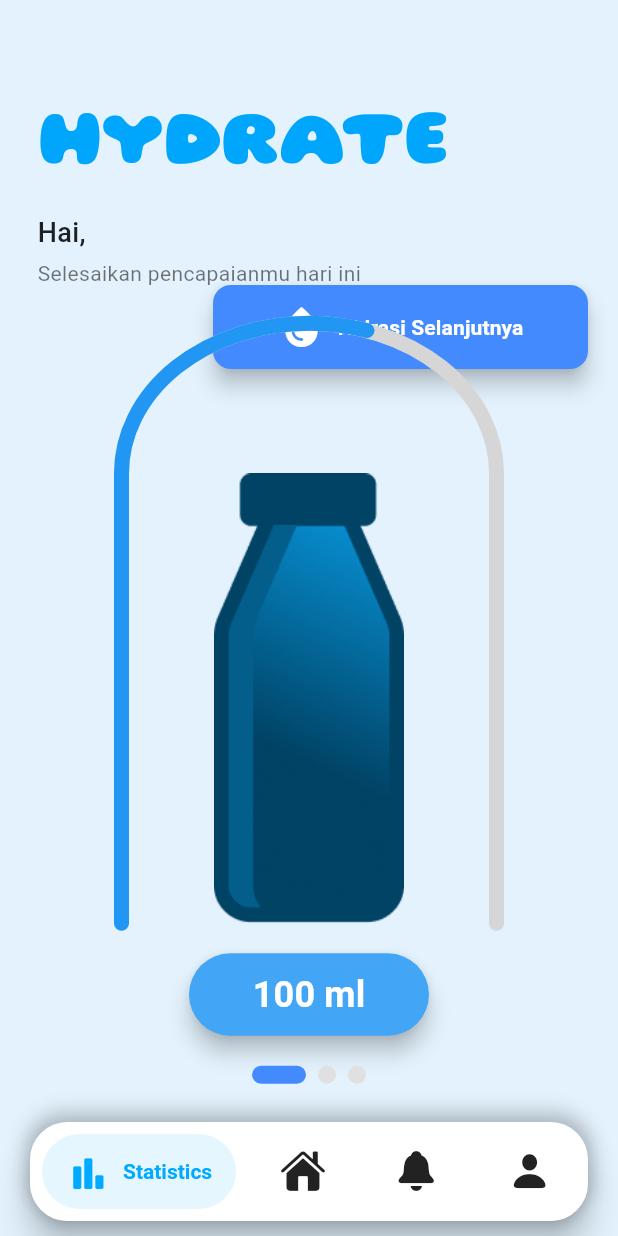
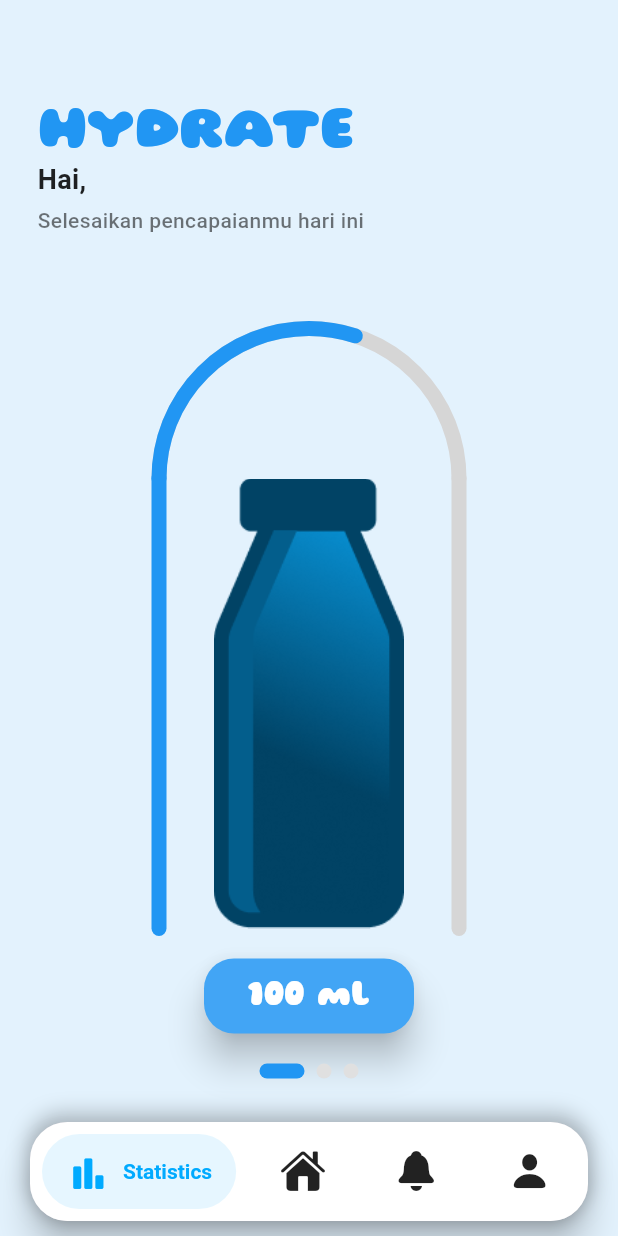
Before and after one commit to rizaldinata/hydrate, a Flutter app: the HomeScreen screen opened directly with empty values, on a phone screen of 412 x 824 dp. Run offline on Flutter 3.47's test engine with Material 3 defaults, Android fonts, the phone set to English and light mode, and no system bars; drawn by our look-alikes of salomon_bottom_bar, smooth_page_indicator; our stand-ins replace flutter_svg, google_fonts; missing offline and left inert: water_bottle; Roboto replaces fonts that are missing (OpenSans).

Commit message:
mencoba animasi air

```diff
--- a/lib/main.dart
+++ b/lib/main.dart
@@ -1,5 +1,6 @@
 import 'package:flutter/material.dart';
 import 'package:hydrate/view/info_product_view.dart';
+import 'package:hydrate/view/screen/coba_air.dart';
 // import 'package:hydrate/view/info_product_view.dart';
 import 'package:hydrate/view/screen/home_screen.dart';
 void main(List<String> args) {
--- a/lib/view/registration2_view.dart
+++ b/lib/view/registration2_view.dart
@@ -64,11 +64,12 @@ class _RegistrationTimeState extends State<RegistrationTime> {
       body: SafeArea(
         child: Center(
           child: Padding(
-            padding: const EdgeInsets.symmetric(horizontal: 20),
+            padding: const EdgeInsets.symmetric(horizontal: 30),
             child: Column(
               crossAxisAlignment: CrossAxisAlignment.center,
               children: [
                 // Logo HYDRATE
+                const SizedBox(height: 20.0,),
                 Text(
                   "HYDRATE",
                   style: GoogleFonts.gluten(
--- a/lib/view/screen/home_screen.dart
+++ b/lib/view/screen/home_screen.dart
@@ -3,7 +3,7 @@ import 'package:hydrate/controller/home_controller.dart';
 import 'package:hydrate/view/screen/navigation.dart';
 import 'package:hydrate/view/screen/water_indicator.dart';
 import 'package:smooth_page_indicator/smooth_page_indicator.dart';
-import 'package:google_fonts/google_fonts.dart';
+
 class HomeScreen extends StatefulWidget {
   final String name;
   const HomeScreen({super.key, required this.name});
@@ -12,9 +12,19 @@ class HomeScreen extends StatefulWidget {
   State<HomeScreen> createState() => _HomeScreenState();
 }
 
-class _HomeScreenState extends State<HomeScreen> with SingleTickerProviderStateMixin {
+class _HomeScreenState extends State<HomeScreen>
+    with SingleTickerProviderStateMixin {
   late final HomeController _controller;
   final PageController _pageController = PageController();
+  int _currentPage = 0; // Indeks halaman saat ini
+
+  // Daftar jumlah ml sesuai gelas
+  final List<int> glassSizes = [100, 300, 500];
+  final List<String> glassImages = [
+    "assets/images/gelas3.png",
+    "assets/images/gelas1.png",
+    "assets/images/gelas2.png"
+  ];
 
   @override
   void initState() {
@@ -28,6 +38,12 @@ class _HomeScreenState extends State<HomeScreen> with SingleTickerProviderStateM
 
     Future.delayed(const Duration(seconds: 5), () {
       _controller.startAnimation();
+    });
+
+    _pageController.addListener(() {
+      setState(() {
+        _currentPage = _pageController.page!.round(); // Update halaman
+      });
     });
   }
 
@@ -49,128 +65,97 @@ class _HomeScreenState extends State<HomeScreen> with SingleTickerProviderStateM
             child: Column(
               crossAxisAlignment: CrossAxisAlignment.start,
               children: [
-                // Logo HYDRATE
-                      Text(
-                        "HYDRATE",
-                        style: GoogleFonts.gluten(
-                          fontSize: 52,
-                          fontWeight: FontWeight.bold,
-                          color: const Color(0xFF00A6FB),
-                        ),
-                      ),
-                SizedBox(height: 8),
-                Text(
-                  "Hai, ${widget.name}",
-                  style: TextStyle(
-                    fontSize: 18,
-                    fontWeight: FontWeight.w500,
-                    color: Colors.black87,  // Teks hitam untuk keterbacaan
-                    fontFamily: "Roboto", // Font utama yang mudah dibaca
+                const Text("HYDRATE",
+                    style: TextStyle(
+                        fontSize: 40,
+                        fontWeight: FontWeight.w900,
+                        color: Colors.blue,
+                        fontFamily: "Gluten")),
+                Transform.translate(
+                  offset: const Offset(0, -10),
+                  child: Text(
+                    "Hai, ${widget.name}",
+                    style: const TextStyle(
+                      fontSize: 18,
+                      fontWeight: FontWeight.bold,
+                      color: Colors.black87,
+                    ),
                   ),
                 ),
-                SizedBox(height: 4),
-                Text(
-                  "Selesaikan pencapaianmu hari ini",
-                  style: TextStyle(
-                    fontSize: 14,
-                    fontWeight: FontWeight.w400,
-                    color: Colors.black54,  // Teks dengan kontras rendah untuk informasi sekunder
-                    fontFamily: "OpenSans",  // Font sekunder yang lebih elegan
+                const SizedBox(height: 4),
+                Transform.translate(
+                  offset: const Offset(0, -10),
+                  child: const Text(
+                    "Selesaikan pencapaianmu hari ini",
+                    style: TextStyle(
+                      fontSize: 14,
+                      fontWeight: FontWeight.w500,
+                      color: Colors.black54,
+                    ),
                   ),
                 ),
               ],
             ),
           ),
-          // Animasi tombol geser ke samping
-          Positioned(
-            top: 190,
-            right: 20,
-            child: AnimatedBuilder(
-              animation: _controller.animationController,
-              builder: (context, child) {
-                return SlideTransition(
-                  position: _controller.animation,
-                  child: SizedBox(
-                    width: 250,
-                    child: FloatingActionButton(
-                      onPressed: () {},
-                      backgroundColor: Colors.blueAccent,  // Warna utama yang cerah
-                      elevation: 6,
-                      shape: RoundedRectangleBorder(
-                        borderRadius: BorderRadius.circular(12),  // Sudut lebih lembut
-                      ),
-                      child: const Padding(
-                        padding: EdgeInsets.symmetric(horizontal: 12),
-                        child: Row(
-                          mainAxisSize: MainAxisSize.min,
-                          children: [
-                            Icon(Icons.water_drop, color: Colors.white, size: 32),
-                            SizedBox(width: 8),
-                            Text(
-                              "Hidrasi Selanjutnya",
-                              style: TextStyle(fontSize: 14, fontWeight: FontWeight.w600, color: Colors.white),
-                            ),
-                          ],
-                        ),
-                      ),
-                    ),
-                  ),
-                );
-              },
-            ),
-          ),
-          // Gelas air bisa digeser + indikator titik
+
           Center(
             child: Column(
               mainAxisAlignment: MainAxisAlignment.center,
               children: [
-                SizedBox(height: 200),
+                const SizedBox(height: 200),
                 SizedBox(
                   height: 100,
                   child: CustomPaint(
-                    size: const Size(250, 100),  // Lebar yang lebih besar
+                    size: const Size(200, 100),
                     painter: WaterIndicatorPainter(_controller.waterProgress),
                   ),
                 ),
                 SizedBox(
                   height: 300,
-                  child: PageView(
+                  child: PageView.builder(
                     controller: _pageController,
-                    children: [
-                      Image.asset("assets/images/gelas3.png"),
-                      Image.asset("assets/images/gelas1.png"),
-                      Image.asset("assets/images/gelas2.png"),
-                    ],
+                    itemCount: glassImages.length,
+                    itemBuilder: (context, index) {
+                      return Image.asset(glassImages[index]);
+                    },
                   ),
                 ),
-                SizedBox(height: 20),
+                const SizedBox(height: 20),
+
                 SizedBox(
-                  width: 160,
-                  height: 55,
+                  width: 140,
+                  height: 50,
                   child: ElevatedButton(
-                    onPressed: () {},
+                    onPressed: () {
+                      print("Minum ${glassSizes[_currentPage]} ml");
+                    },
                     style: ElevatedButton.styleFrom(
-                      backgroundColor: Colors.blue[400],  // Biru yang lebih lembut
-                      elevation: 6,
+                      backgroundColor: Colors.blue[400],
+                      elevation: 10,
                       shape: RoundedRectangleBorder(
-                        borderRadius: BorderRadius.circular(30),
+                        borderRadius: BorderRadius.circular(20),
                       ),
                     ),
-                    child: const Text(
-                      "100 ml",
-                      style: TextStyle(color: Colors.white, fontSize: 24, fontWeight: FontWeight.bold),
+                    child: Text(
+                      "${glassSizes[_currentPage]} ml",
+                      style: const TextStyle(
+                          color: Colors.white,
+                          fontSize: 24,
+                          fontWeight: FontWeight.bold,
+                          fontFamily: "Gluten"),
                     ),
                   ),
                 ),
-                SizedBox(height: 20),
+                const SizedBox(height: 20),
+
                 SmoothPageIndicator(
                   controller: _pageController,
-                  count: 3,
+                  count: glassImages.length,
                   effect: ExpandingDotsEffect(
-                    activeDotColor: Colors.blueAccent,  // Biru cerah untuk dot aktif
-                    dotColor: Colors.grey[300]! ,
-                    dotHeight: 12,  // Ukuran dot sedikit lebih besar
-                    dotWidth: 12,
+                    activeDotColor: Colors.blue,
+                    dotColor: Colors.grey[300]!,
+                    dotHeight: 10,
+                    dotWidth: 10,
                   ),
                 ),
               ],
--- a/pubspec.yaml
+++ b/pubspec.yaml
@@ -40,6 +40,7 @@ dependencies:
   salomon_bottom_bar: ^3.3.2
 
   smooth_page_indicator: ^1.2.1
+  water_bottle: ^0.0.7
 
 dev_dependencies:
   flutter_test:
```
Also changed, not shown: lib/view/info_product_view.dart (+29 -31 lines), lib/view/registration1_view.dart (+7 -8 lines), lib/view/screen/coba_air.dart (added, +149 -0 lines), pubspec.lock, 4 other files.
